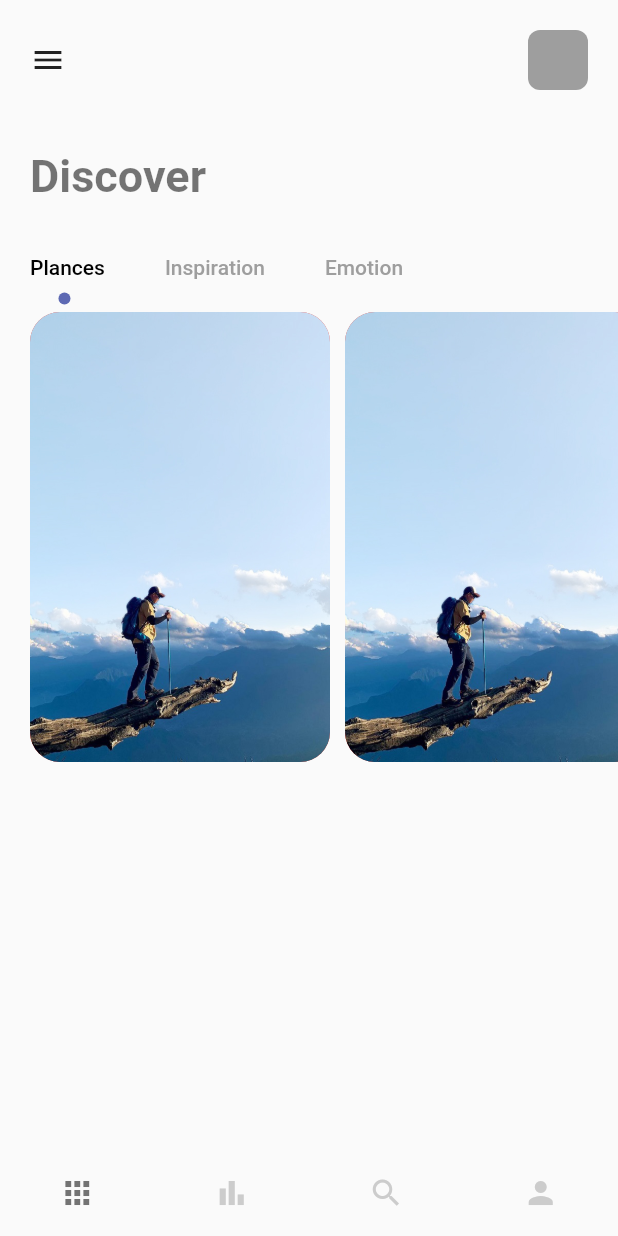
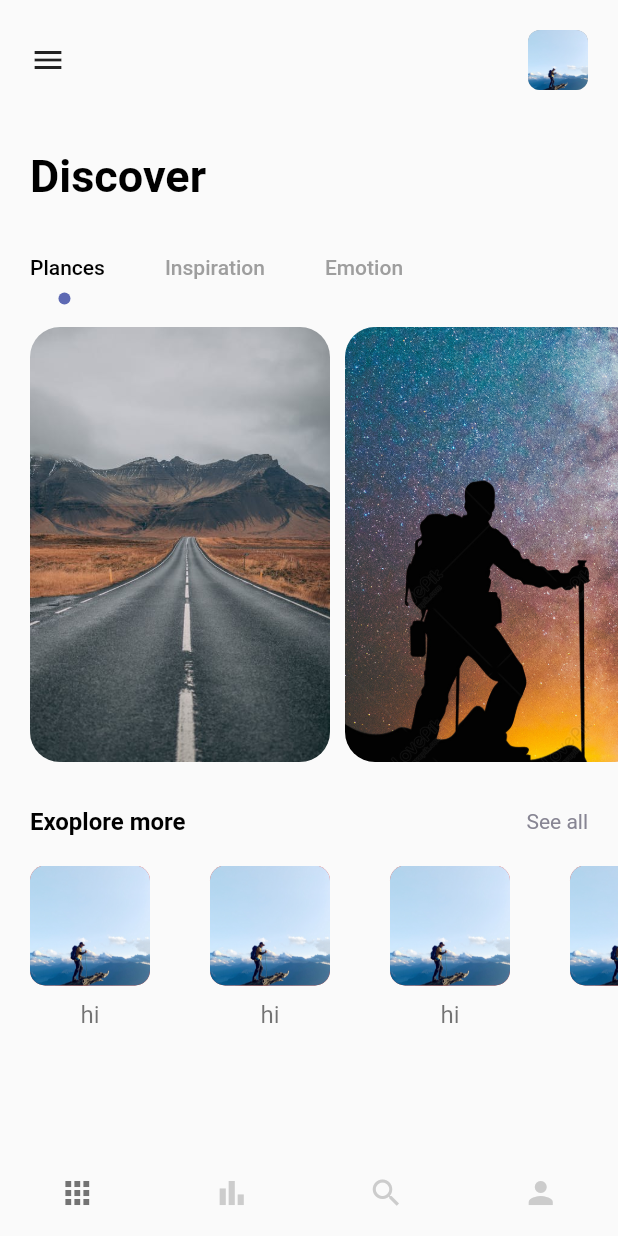
Before and after one commit to Bill-Zuckuberg/fl_exam_createdlayout, a Flutter app: the screen it shows after launch, on a phone screen of 412 x 824 dp. Run offline on Flutter 3.47's test engine with Material 2 defaults, Android fonts, the phone set to English and light mode, and no system bars; our stand-ins replace animated_bottom_navigation_bar.

Commit message:
added  Exoplore more in botttom

```diff
--- a/lib/pages/navpages/home_page.dart
+++ b/lib/pages/navpages/home_page.dart
@@ -1,5 +1,8 @@
+import 'dart:ui';
+
 import 'package:fl_exam_createdlayout/mics/colors.dart';
 import 'package:fl_exam_createdlayout/wedgits/app_large_text.dart';
+import 'package:fl_exam_createdlayout/wedgits/app_text.dart';
 import 'package:flutter/material.dart';
 
 class HomePage extends StatefulWidget {
@@ -13,6 +16,12 @@ class _HomePageState extends State<HomePage> with TickerProviderStateMixin {
   @override
   Widget build(BuildContext context) {
     TabController _tabController = TabController(length: 3, vsync: this);
+    final images = {
+      'nui2': 'nui2.jpeg',
+      'nui3': 'nui3.jpg',
+      'nui4': 'nui4.jpg',
+    };
+
     return Scaffold(
       body: Column(
         crossAxisAlignment: CrossAxisAlignment.start,
@@ -27,6 +36,9 @@ class _HomePageState extends State<HomePage> with TickerProviderStateMixin {
                   width: 40,
                   height: 40,
                   decoration: BoxDecoration(
+                      image: const DecorationImage(
+                          image: AssetImage('assets/nui4.jpg'),
+                          fit: BoxFit.cover),
                       color: Colors.grey,
                       borderRadius: BorderRadius.circular(8)),
                 )
@@ -39,7 +51,7 @@ class _HomePageState extends State<HomePage> with TickerProviderStateMixin {
             child: AppLargetText(
               text: 'Discover',
               size: 30,
-              color: Colors.black54,
+              color: Colors.black,
             ),
           ),
           const SizedBox(height: 20),
@@ -68,7 +80,10 @@ class _HomePageState extends State<HomePage> with TickerProviderStateMixin {
           ),
           const SizedBox(height: 5),
           Container(
-            padding: const EdgeInsets.only(left: 20),
+            padding: const EdgeInsets.only(
+              left: 20,
+              top: 10,
+            ),
             height: 300,
             width: double.maxFinite,
             child: TabBarView(controller: _tabController, children: [
@@ -82,16 +97,75 @@ class _HomePageState extends State<HomePage> with TickerProviderStateMixin {
                       height: 300,
                       decoration: BoxDecoration(
                           borderRadius: BorderRadius.circular(20),
-                          color: Colors.red,
-                          image: const DecorationImage(
-                              image: AssetImage('assets/nui4.jpg'),
+                          color: Colors.white,
+                          image: DecorationImage(
+                              image: AssetImage(
+                                  'assets/' + images.values.elementAt(index)),
                               fit: BoxFit.cover)),
                     );
                   }),
-              Text('data'),
-              Text('data'),
+              const Text('data'),
+              const Text('data'),
             ]),
-          )
+          ),
+          const SizedBox(
+            height: 30,
+          ),
+          Container(
+            padding: const EdgeInsets.only(left: 20, right: 20),
+            child: Row(
+              mainAxisAlignment: MainAxisAlignment.spaceBetween,
+              children: [
+                AppLargetText(
+                  text: 'Exoplore more',
+                  size: 16,
+                ),
+                AppText(
+                  text: 'See all',
+                  size: 14,
+                  color: AppColors.textColor2,
+                )
+              ],
+            ),
+          ),
+          const SizedBox(
+            height: 20,
+          ),
+          Container(
+            padding: const EdgeInsets.only(left: 20),
+            height: 120,
+            width: double.maxFinite,
+            child: ListView.builder(
+                itemCount: 4,
+                scrollDirection: Axis.horizontal,
+                itemBuilder: (BuildContext context, int index) {
+                  return Container(
+                    margin: const EdgeInsets.only(right: 40),
+                    child: Column(
+                      crossAxisAlignment: CrossAxisAlignment.center,
+                      children: [
+                        Container(
+                          // margin: const EdgeInsets.only(right: 40),
+                          width: 80,
+                          height: 80,
+                          decoration: BoxDecoration(
+                              borderRadius: BorderRadius.circular(10),
+                              color: Colors.red,
+                              image: const DecorationImage(
+                                  image: AssetImage('assets/nui4.jpg'),
+                                  fit: BoxFit.cover)),
+                        ),
+                        const SizedBox(
+                          height: 10,
+                        ),
+                        Container(
+                          child: AppText(text: 'hi'),
+                        )
+                      ],
+                    ),
+                  );
+                }),
+          ),
         ],
       ),
     );
```
